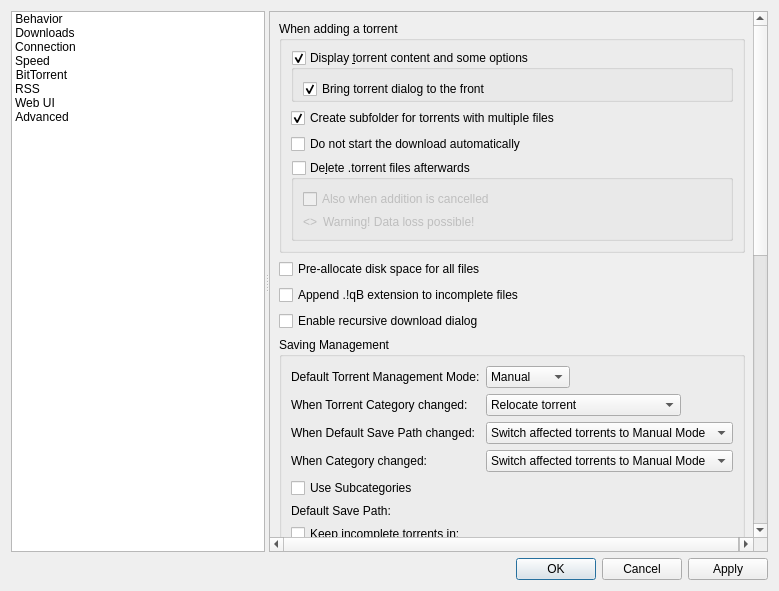
SysAdminDoc/qBittorrent-Vanced, file src/gui/optionsdialog.ui: the form before one commit.
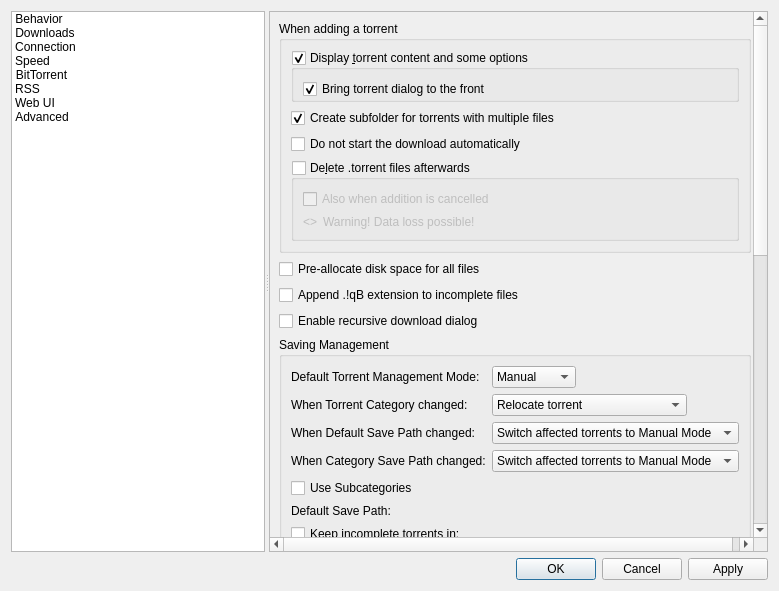
The form after the commit. The open tabs and pages were chosen to show the change. Custom widgets are drawn as their Qt base class.

Diff of the .ui file:
```diff
--- a/src/gui/optionsdialog.ui
+++ b/src/gui/optionsdialog.ui
@@ -941,7 +941,7 @@
                  <item row="3" column="0">
                   <widget class="QLabel" name="labelCategoryChanged">
                    <property name="text">
-                    <string>When Category changed:</string>
+                    <string>When Category Save Path changed:</string>
                    </property>
                   </widget>
                  </item>
```
